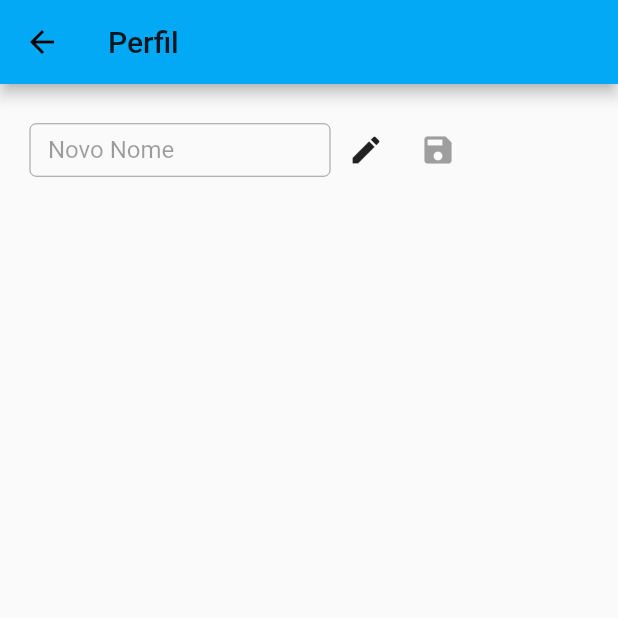
After one commit to zenetoshl/dog_led, a Flutter app: the screen it shows after launch, item 3 of the bottom bar chosen, after a tap on "Perfil", on a phone screen of 412 x 824 dp, the top half of it. The commit adds this screen. Run offline on Flutter 3.47's test engine with Material 2 defaults, Android fonts, the phone set to English and light mode, and no system bars; our stand-ins replace google_maps_flutter, location, shared_preferences.

Commit message:
profile screen done

```diff
--- a/lib/maps.dart
+++ b/lib/maps.dart
@@ -21,12 +21,12 @@ class MapsHomeState extends State<MapsHome>
       icon: BitmapDescriptor.defaultMarkerWithHue(BitmapDescriptor.hueRed));
   final Set<Marker> markerSet = new Set();
   String title = '<Meu Pet>';
-  LocationData petLocation;
+  LocationData location;
   LatLng petLatLng;
   CameraPosition petPos = CameraPosition(
     target: LatLng(-19.885121, -44.418271),
     zoom: 15,
-  ); //receber da placa
+  );
   Location locationService = new Location();
 
   Future<void> goToPet() async {
@@ -36,19 +36,27 @@ class MapsHomeState extends State<MapsHome>
 
   //platform configuration
   initPlatformState() async {
+    final GoogleMapController controller = await _controller.future;
     await locationService.changeSettings(
         accuracy: LocationAccuracy.HIGH, interval: 1000);
     bool serviceStatus = await locationService.serviceEnabled();
     if (serviceStatus) {
       bool permission = await locationService.requestPermission();
       if (permission) {
-        petLocation = await locationService.getLocation();
+        location = await locationService.getLocation();
         setState(() {
           petPos = CameraPosition(
-            target: LatLng(petLocation.latitude, petLocation.longitude),
+            target: LatLng(location.latitude, location.longitude),
             zoom: 20,
           );
         });
+        controller.animateCamera(
+          CameraUpdate.newCameraPosition(
+            new CameraPosition(
+                target: LatLng(location.latitude, location.longitude),
+                zoom: 15),
+          ),
+        );
       }
     }
   }
@@ -60,6 +68,7 @@ class MapsHomeState extends State<MapsHome>
         target: petLatLng,
         zoom: 20,
       );
+      try {
         setState(() {
           markerSet.add(Marker(
               position: petLatLng,
@@ -67,7 +76,10 @@ class MapsHomeState extends State<MapsHome>
               icon: BitmapDescriptor.defaultMarkerWithHue(
                   BitmapDescriptor.hueBlue)));
         });
-      //enviar para a placa
+      } //enviar para a placa
+      catch (err) {
+        locationService = null;
+      }
     });
   }
 
@@ -77,6 +89,12 @@ class MapsHomeState extends State<MapsHome>
     _read();
     initPlatformState();
     sendLocation();
+  }
+
+  @override
+  void dispose() {
+    locationService = null;
+    super.dispose();
   }
 
   @mustCallSuper
@@ -109,11 +127,12 @@ class MapsHomeState extends State<MapsHome>
     final prefs = await SharedPreferences.getInstance();
     final key = 'saved_name';
     final String newString = prefs.getString(key) ?? '';
-        if(newString != '')
+    if (newString != '')
       setState(() {
         title = prefs.getString(key);
       });
   }
+
   @override
   bool get wantKeepAlive => true;
 }
--- /dev/null
+++ b/lib/profile.dart
@@ -0,0 +1,85 @@
+import 'package:shared_preferences/shared_preferences.dart';
+import 'package:flutter/material.dart';
+
+class ProfileScreen extends StatefulWidget {
+  ProfileScreen({this.title});
+
+  final String title;
+
+  ProfileScreenState createState() => ProfileScreenState();
+}
+
+class ProfileScreenState extends State<ProfileScreen> {
+  String newName = '';
+  bool editable = false;
+
+  void toggleEditable() {
+    setState(() {
+      editable = editable ? false : true;
+    });
+  }
+
+  @mustCallSuper
+  @override
+  Widget build(BuildContext context) {
+    return Scaffold(
+      appBar: AppBar(
+        title: Text(widget.title),
+      ),
+      body: Center(
+        child: Column(
+          children: <Widget>[
+            SizedBox(
+              height: 20,
+            ),
+            Row(
+              children: <Widget>[
+                SizedBox(
+                  width: 20,
+                ),
+                SizedBox(
+                  width: 200,
+                  height: 35,
+                  child: TextField(
+                    onChanged: (text) {
+                      setState(() {
+                        newName = text;
+                      });
+                    },
+                    enabled: editable,
+                    decoration: InputDecoration(
+                      border: OutlineInputBorder(gapPadding: 6.0),
+                      focusColor: Colors.green,
+                      labelText: 'Novo Nome',
+                    ),
+                  ),
+                ),
+                IconButton(
+                  icon: Icon(editable ? Icons.cancel : Icons.edit),
+                  onPressed: toggleEditable,
+                ),
+                IconButton(
+                  icon: Icon(Icons.save),
+                  onPressed: editable
+                      ? () {
+                          _save();
+                          toggleEditable();
+                        }
+                      : () {},
+                  color: editable ? Colors.blue : Colors.grey,
+                )
+              ],
+            ),
+          ],
+        ),
+      ),
+    );
+  }
+
+  _save() async {
+    final prefs = await SharedPreferences.getInstance();
+    final key = 'saved_name';
+    final value = newName ?? null;
+    if (value != null) prefs.setString(key, value);
+  }
+}
```
Also changed, not shown: lib/colors.dart (+5 -2 lines), lib/settings.dart (+7 -61 lines), lib/perfil.dart (deleted). Lines whose indentation alone changed are shown as unchanged.
